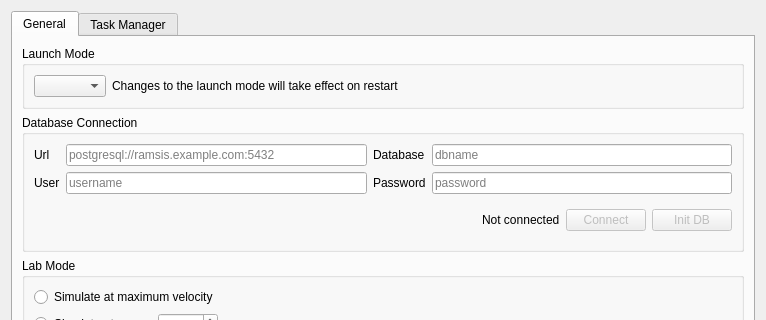
Before: the Qt Designer form RAMSIS/ui/views/appsettingswindow.ui in swiss-seismological-service/hermes, drawn with Qt 5; both pictures show x 0 to 766 and y 0 to 320 of the 766 by 548 pixel window.
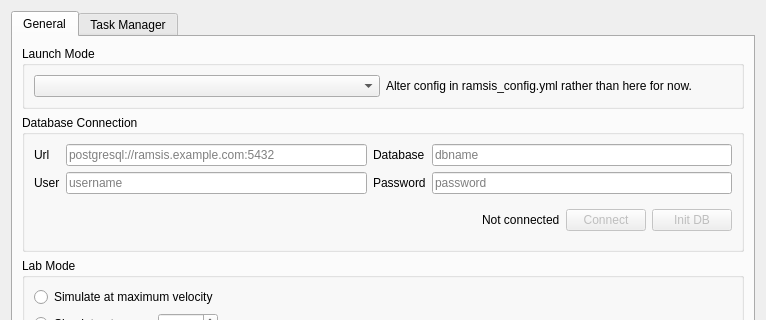
After: the same form once the commit is applied.

What changed in the file:
```diff
--- a/RAMSIS/ui/views/appsettingswindow.ui
+++ b/RAMSIS/ui/views/appsettingswindow.ui
@@ -259,14 +259,14 @@
          <property name="title">
           <string>Launch Mode</string>
          </property>
-         <layout class="QGridLayout" name="gridLayout_6" columnstretch="0,1">
+         <layout class="QGridLayout" name="gridLayout_6" columnstretch="0,0">
           <item row="0" column="0">
            <widget class="QComboBox" name="launchModeComboBox"/>
           </item>
           <item row="0" column="1">
            <widget class="QLabel" name="label_5">
             <property name="text">
-             <string>Changes to the launch mode will take effect on restart</string>
+             <string>Alter config in ramsis_config.yml rather than here for now.</string>
             </property>
            </widget>
           </item>
```
